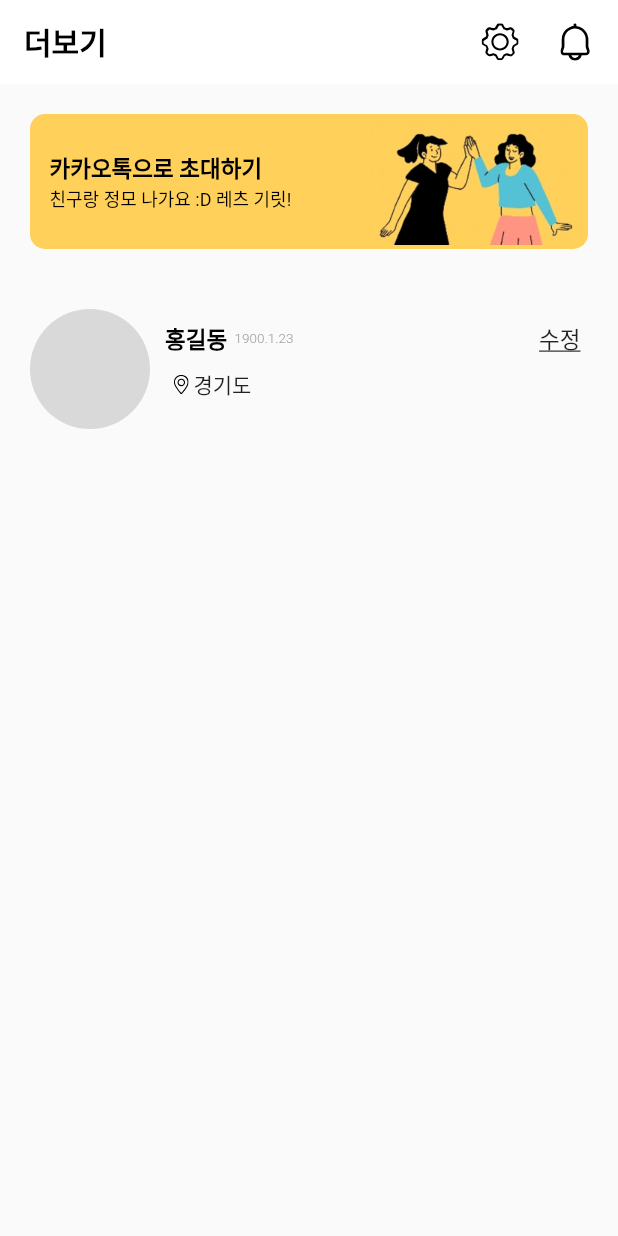
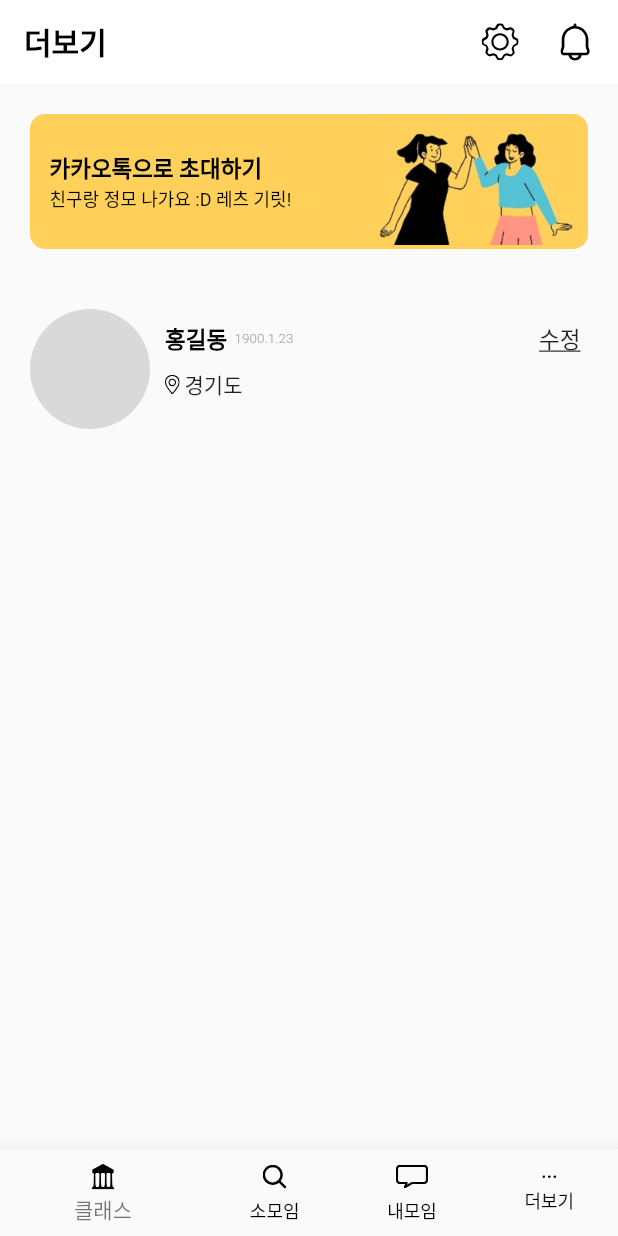
Before and after one commit to tkbro/flutter_ex1, a Flutter app: the screen it shows after launch, on a phone screen of 412 x 824 dp. Run offline on Flutter 3.47's test engine with Material 2 defaults, Android fonts, the phone set to English and light mode, and no system bars; our stand-ins replace flutter_svg.

Commit message:
Update 7/18 study work

```diff
--- a/lib/main.dart
+++ b/lib/main.dart
@@ -1,6 +1,7 @@
 import 'package:flutter/material.dart';
 import 'package:flutter/widgets.dart';
 import 'package:flutter_svg/flutter_svg.dart';
+import 'dart:math';
 
 void main() {
   runApp(const MyApp());
@@ -30,6 +31,8 @@ class MyHomePage extends StatefulWidget {
 }
 
 class _MyHomePageState extends State<MyHomePage> {
+  int _selectedIndex = 0;
+  Color _bannerColor = Color.fromRGBO(255, 208, 90, 1);
 
   @override
   Widget build(BuildContext context) {
@@ -37,10 +40,19 @@ class _MyHomePageState extends State<MyHomePage> {
       appBar: buildAppBar(),
       body: Column(
         children:[
-          buildKakaoInvitePanel(),
+          GestureDetector(
+            child: buildKakaoInvitePanel(),
+            onTap: () => {
+              setState(() {
+                _bannerColor = getRandomColor();
+              })
+            },
+          ),
+          // buildKakaoInvitePanel(),
           buildProfilePanel()
         ],
-      )
+      ),
+      bottomNavigationBar: buildBottomNavigationBar(_selectedIndex),
     );
   }
 
@@ -71,9 +83,9 @@ class _MyHomePageState extends State<MyHomePage> {
   Widget buildKakaoInvitePanel() {
     return Container(
             decoration: BoxDecoration(
-              color: const Color.fromRGBO(255, 208, 90, 1),
+              color: _bannerColor,
               borderRadius: BorderRadius.circular(10),
-              border: Border.all(color: const Color.fromRGBO(255, 208, 90, 1), width: 3)
+              border: Border.all(color: _bannerColor, width: 3)
             ),
             margin: const EdgeInsets.all(20),
             child: Column(
@@ -103,9 +115,12 @@ class _MyHomePageState extends State<MyHomePage> {
         children: [
           SvgPicture.asset('assets/images/Ellipse 5.svg', width: 80, height: 80,),
           Column(
+            mainAxisAlignment: MainAxisAlignment.start,
+            crossAxisAlignment: CrossAxisAlignment.start,
             children: [
               Container(
-                margin: const EdgeInsets.only(left: 10),
+                padding: const EdgeInsets.only(left: 10),
+                // margin: const EdgeInsets.only(left: 10),
                 height: 40,
                 child: Row(
                   children: const [
@@ -115,14 +130,14 @@ class _MyHomePageState extends State<MyHomePage> {
                   ])
               ),
               Container(
+                padding: const EdgeInsets.only(left: 10),
                 height: 40,
                 alignment: Alignment.topLeft,
                 child: Row(
                   children: [
                     SvgPicture.asset('assets/images/ic_point.svg', width: 10, height: 20,),
                     const SizedBox(width: 3,),
-                    const Text('경기도'),
-                    const SizedBox(width: 12)
+                    const Text('경기도')
                   ]),
               )
             ],
@@ -140,4 +155,43 @@ class _MyHomePageState extends State<MyHomePage> {
         ]),
     );
   }
+
+  BottomNavigationBar buildBottomNavigationBar(int index) {
+    return BottomNavigationBar(
+      unselectedItemColor: Colors.black,
+      selectedItemColor: Colors.black54,
+      showUnselectedLabels: true,
+      // fixedColor: Colors.white,
+      items: <BottomNavigationBarItem> [
+        BottomNavigationBarItem(icon: buildPadding3SvgPicture('assets/images/ic_class.svg', 16, 17), label: '클래스'),
+        BottomNavigationBarItem(icon: buildPadding3SvgPicture('assets/images/ic_search.svg', 16, 16), label: '소모임'),
+        BottomNavigationBarItem(icon: buildPadding3SvgPicture('assets/images/ic_message.svg', 22, 16), label: '내모임'),
+        BottomNavigationBarItem(icon: buildPadding3SvgPicture('assets/images/ic_more.svg', 14, 2), label: '더보기'),
+      ],
+      currentIndex: index,
+      // selectedItemColor: Colors.amber,
+      onTap: _onItemTapped,
+    );
+  }
+
+  void _onItemTapped(int index) {
+    setState(() {
+      _selectedIndex = index;
+    });
+  }
+
+  Widget buildPadding3SvgPicture(String path, double width, double height) {
+    return Container(
+      margin: const EdgeInsets.all(3),
+      child: SvgPicture.asset(path, width: width, height: height),
+    );
+  }
+
+  Color getRandomColor() {
+    var random = Random();
+    int r = random.nextInt(255);
+    int g = random.nextInt(255);
+    int b = random.nextInt(255);
+    return Color.fromRGBO(r, g, b, 1);
+  }
 }
```
